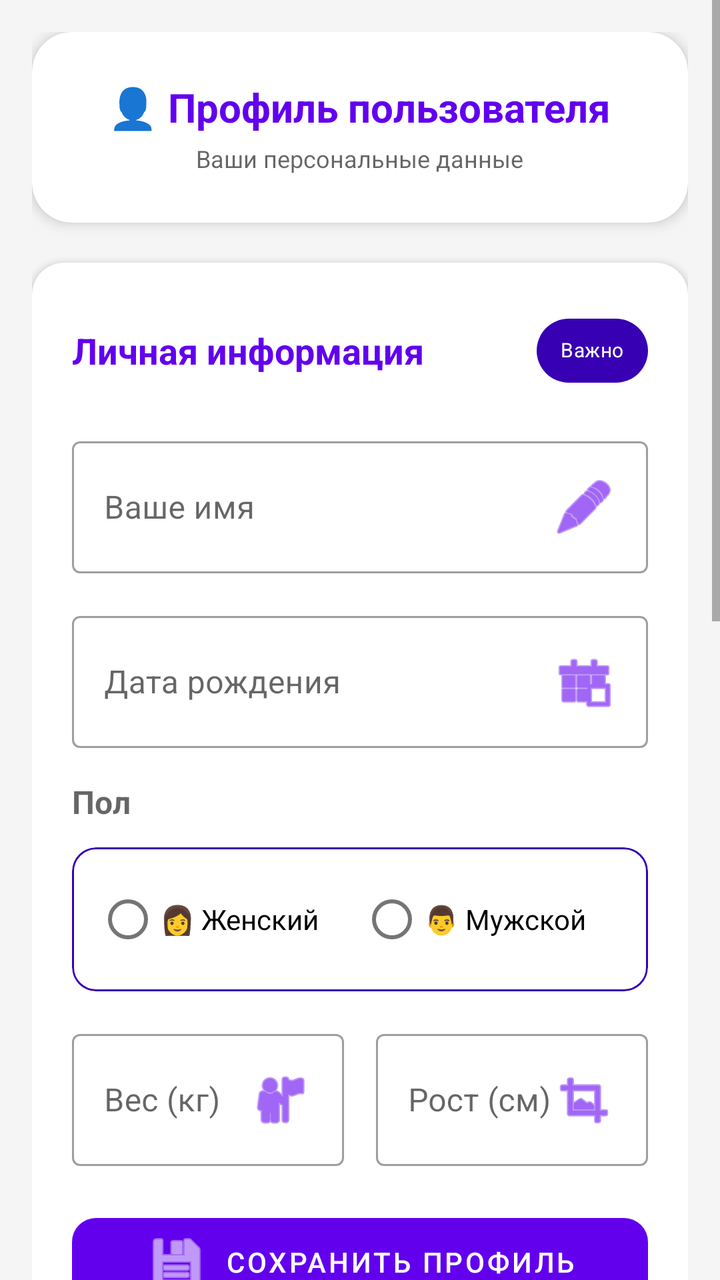
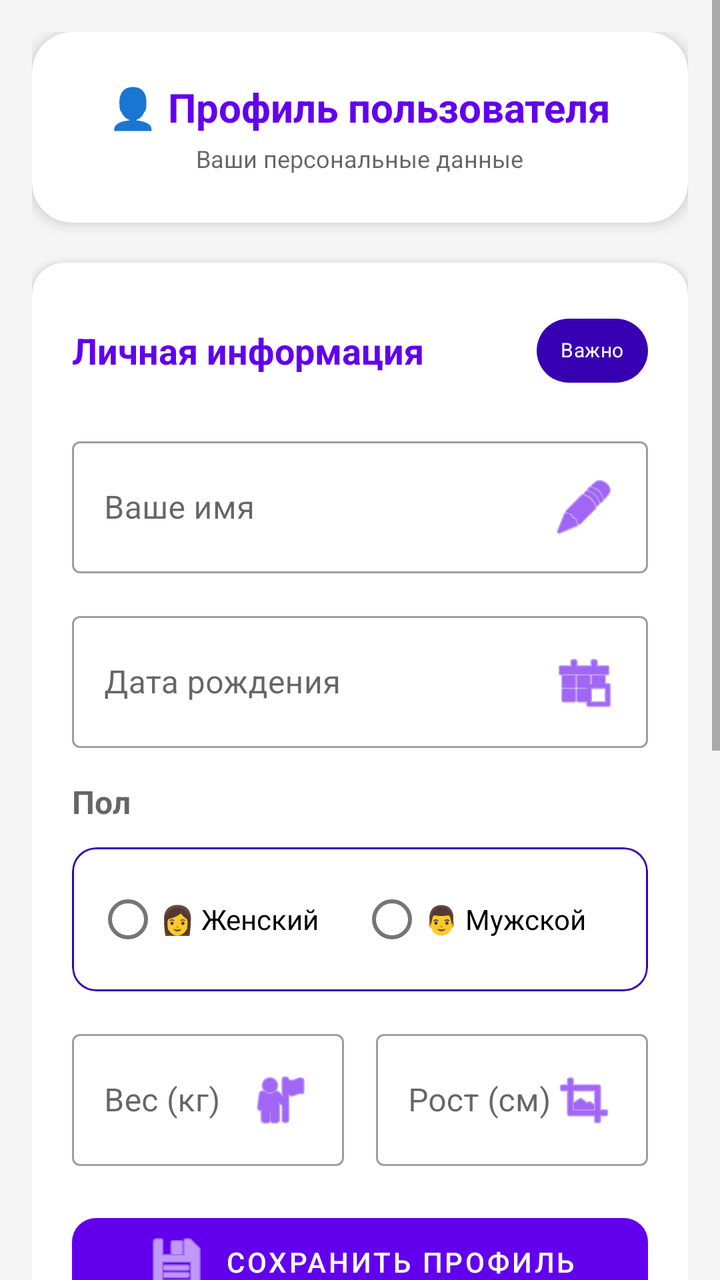

Compare the two renders of this Android layout. The source of the first and the diff that turns it into the second are given below.
<!-- AndroidManifest.xml: application theme Theme.MigraineTracker -->
<!-- res/layout/fragment_settings.xml -->
<?xml version="1.0" encoding="utf-8"?>
<ScrollView xmlns:android="http://schemas.android.com/apk/res/android"
    xmlns:app="http://schemas.android.com/apk/res-auto"
    android:layout_width="match_parent"
    android:layout_height="match_parent"
    android:background="?android:attr/colorBackground">

    <LinearLayout
        android:layout_width="match_parent"
        android:layout_height="wrap_content"
        android:orientation="vertical"
        android:padding="16dp">

        <com.google.android.material.card.MaterialCardView
            android:layout_width="match_parent"
            android:layout_height="wrap_content"
            app:cardCornerRadius="20dp"
            app:cardElevation="4dp"
            android:layout_marginBottom="20dp">

            <LinearLayout
                android:layout_width="match_parent"
                android:layout_height="wrap_content"
                android:orientation="vertical"
                android:gravity="center"
                android:padding="24dp">

                <TextView
                    android:layout_width="wrap_content"
                    android:layout_height="wrap_content"
                    android:text="👤 Профиль пользователя"
                    android:textSize="20sp"
                    android:textStyle="bold"
                    android:textColor="?attr/colorPrimary" />

                <TextView
                    android:layout_width="wrap_content"
                    android:layout_height="wrap_content"
                    android:text="Ваши персональные данные"
                    android:textSize="12sp"
                    android:textColor="?android:attr/textColorSecondary"
                    android:layout_marginTop="4dp" />

            </LinearLayout>

        </com.google.android.material.card.MaterialCardView>

        
        <com.google.android.material.card.MaterialCardView
            android:layout_width="match_parent"
            android:layout_height="wrap_content"
            app:cardCornerRadius="16dp"
            app:cardElevation="2dp"
            android:layout_marginBottom="16dp"
            app:strokeWidth="0dp">

            <LinearLayout
                android:layout_width="match_parent"
                android:layout_height="wrap_content"
                android:orientation="vertical"
                android:padding="20dp">

                <LinearLayout
                    android:layout_width="match_parent"
                    android:layout_height="wrap_content"
                    android:orientation="horizontal"
                    android:gravity="center_vertical"
                    android:layout_marginBottom="16dp">

                    <TextView
                        android:layout_width="0dp"
                        android:layout_height="wrap_content"
                        android:layout_weight="1"
                        android:text="Личная информация"
                        android:textSize="18sp"
                        android:textStyle="bold"
                        android:textColor="?attr/colorPrimary" />

                    <com.google.android.material.chip.Chip
                        android:layout_width="wrap_content"
                        android:layout_height="wrap_content"
                        android:text="Важно"
                        android:textColor="@android:color/white"
                        app:chipBackgroundColor="?attr/colorPrimaryVariant"
                        app:chipStrokeColor="?attr/colorPrimary"
                        android:textSize="10sp" />

                </LinearLayout>

                
                <com.google.android.material.textfield.TextInputLayout
                    android:layout_width="match_parent"
                    android:layout_height="wrap_content"
                    style="@style/Widget.MaterialComponents.TextInputLayout.OutlinedBox"
                    android:hint="Ваше имя"
                    android:layout_marginBottom="16dp">

                    <com.google.android.material.textfield.TextInputEditText
                        android:id="@+id/edit_name"
                        android:layout_width="match_parent"
                        android:layout_height="wrap_content"
                        android:inputType="textCapWords"
                        android:maxLines="1"
                        android:drawableEnd="@android:drawable/ic_menu_edit"
                        android:drawableTint="?attr/colorPrimary" />

                </com.google.android.material.textfield.TextInputLayout>

                
                <com.google.android.material.textfield.TextInputLayout
                    android:layout_width="match_parent"
                    android:layout_height="wrap_content"
                    style="@style/Widget.MaterialComponents.TextInputLayout.OutlinedBox"
                    android:hint="Дата рождения"
                    android:layout_marginBottom="16dp"
                    android:focusable="false">

                    <com.google.android.material.textfield.TextInputEditText
                        android:id="@+id/edit_birth_date"
                        android:layout_width="match_parent"
                        android:layout_height="wrap_content"
                        android:inputType="none"
                        android:focusable="false"
                        android:clickable="true"
                        android:maxLines="1"
                        android:drawableEnd="@android:drawable/ic_menu_today"
                        android:drawableTint="?attr/colorPrimary" />

                </com.google.android.material.textfield.TextInputLayout>

                
                <TextView
                    android:layout_width="match_parent"
                    android:layout_height="wrap_content"
                    android:text="Пол"
                    android:textSize="16sp"
                    android:textStyle="bold"
                    android:textColor="?android:attr/textColorSecondary"
                    android:layout_marginBottom="12dp" />

                <com.google.android.material.card.MaterialCardView
                    android:layout_width="match_parent"
                    android:layout_height="wrap_content"
                    app:cardCornerRadius="12dp"
                    app:cardElevation="0dp"
                    app:strokeWidth="1dp"
                    app:strokeColor="?attr/colorPrimaryVariant"
                    android:layout_marginBottom="16dp">

                    <RadioGroup
                        android:id="@+id/radio_group_gender"
                        android:layout_width="match_parent"
                        android:layout_height="wrap_content"
                        android:orientation="horizontal"
                        android:padding="12dp">

                        <com.google.android.material.radiobutton.MaterialRadioButton
                            android:id="@+id/radio_female"
                            android:layout_width="0dp"
                            android:layout_height="wrap_content"
                            android:layout_weight="1"
                            android:text="👩 Женский"
                            android:textSize="14sp" />

                        <com.google.android.material.radiobutton.MaterialRadioButton
                            android:id="@+id/radio_male"
                            android:layout_width="0dp"
                            android:layout_height="wrap_content"
                            android:layout_weight="1"
                            android:text="👨 Мужской"
                            android:textSize="14sp" />

                    </RadioGroup>

                </com.google.android.material.card.MaterialCardView>

                
                <LinearLayout
                    android:layout_width="match_parent"
                    android:layout_height="wrap_content"
                    android:orientation="horizontal"
                    android:layout_marginBottom="20dp">

                    
                    <com.google.android.material.textfield.TextInputLayout
                        android:layout_width="0dp"
                        android:layout_height="wrap_content"
                        android:layout_weight="1"
                        android:layout_marginEnd="8dp"
                        style="@style/Widget.MaterialComponents.TextInputLayout.OutlinedBox"
                        android:hint="Вес (кг)">

                        <com.google.android.material.textfield.TextInputEditText
                            android:id="@+id/edit_weight"
                            android:layout_width="match_parent"
                            android:layout_height="wrap_content"
                            android:inputType="numberDecimal"
                            android:maxLength="6"
                            android:drawableEnd="@android:drawable/ic_menu_myplaces"
                            android:drawableTint="?attr/colorPrimary" />

                    </com.google.android.material.textfield.TextInputLayout>

                    
                    <com.google.android.material.textfield.TextInputLayout
                        android:layout_width="0dp"
                        android:layout_height="wrap_content"
                        android:layout_weight="1"
                        android:layout_marginStart="8dp"
                        style="@style/Widget.MaterialComponents.TextInputLayout.OutlinedBox"
                        android:hint="Рост (см)">

                        <com.google.android.material.textfield.TextInputEditText
                            android:id="@+id/edit_height"
                            android:layout_width="match_parent"
                            android:layout_height="wrap_content"
                            android:inputType="number"
                            android:maxLength="3"
                            android:drawableEnd="@android:drawable/ic_menu_crop"
                            android:drawableTint="?attr/colorPrimary" />

                    </com.google.android.material.textfield.TextInputLayout>

                </LinearLayout>

                
                <com.google.android.material.button.MaterialButton
                    android:id="@+id/btn_save_profile"
                    android:layout_width="match_parent"
                    android:layout_height="56dp"
                    android:text="Сохранить профиль"
                    app:icon="@android:drawable/ic_menu_save"
                    app:iconGravity="textStart"
                    app:cornerRadius="12dp"
                    style="@style/Widget.MaterialComponents.Button" />

            </LinearLayout>

        </com.google.android.material.card.MaterialCardView>

        
        <com.google.android.material.card.MaterialCardView
            android:layout_width="match_parent"
            android:layout_height="wrap_content"
            app:cardCornerRadius="16dp"
            app:cardElevation="2dp"
            android:layout_marginBottom="16dp">

            <LinearLayout
                android:layout_width="match_parent"
                android:layout_height="wrap_content"
                android:orientation="vertical"
                android:padding="20dp">

                <TextView
                    android:layout_width="match_parent"
                    android:layout_height="wrap_content"
                    android:text="Настройки"
                    android:textSize="18sp"
                    android:textStyle="bold"
                    android:textColor="?attr/colorPrimary"
                    android:layout_marginBottom="16dp" />

                
                <LinearLayout
                    android:layout_width="match_parent"
                    android:layout_height="wrap_content"
                    android:orientation="vertical"
                    android:layout_marginBottom="16dp">


                    <com.google.android.material.button.MaterialButtonToggleGroup
                        android:id="@+id/theme_toggle_group"
                        android:layout_width="match_parent"
                        android:layout_height="wrap_content"
                        app:singleSelection="true"
                        app:selectionRequired="true">

                        <com.google.android.material.button.MaterialButton
                            android:id="@+id/btn_theme_light"
                            android:layout_width="0dp"
                            android:layout_height="wrap_content"
                            android:layout_weight="1"
                            android:text="☀️ Светлая"
                            app:cornerRadius="8dp"
                            style="@style/Widget.MaterialComponents.Button.OutlinedButton" />

                        <com.google.android.material.button.MaterialButton
                            android:id="@+id/btn_theme_dark"
                            android:layout_width="0dp"
                            android:layout_height="wrap_content"
                            android:layout_weight="1"
                            android:text="🌙 Темная"
                            app:cornerRadius="8dp"
                            style="@style/Widget.MaterialComponents.Button.OutlinedButton" />

                    </com.google.android.material.button.MaterialButtonToggleGroup>

                </LinearLayout>

            </LinearLayout>

        </com.google.android.material.card.MaterialCardView>

        
        <com.google.android.material.card.MaterialCardView
            android:layout_width="match_parent"
            android:layout_height="wrap_content"
            app:cardCornerRadius="16dp"
            app:cardElevation="2dp"
            android:layout_marginBottom="16dp">

            <LinearLayout
                android:layout_width="match_parent"
                android:layout_height="wrap_content"
                android:orientation="vertical"
                android:padding="20dp">

                <TextView
                    android:layout_width="match_parent"
                    android:layout_height="wrap_content"
                    android:text="Управление данными"
                    android:textSize="18sp"
                    android:textStyle="bold"
                    android:textColor="?attr/colorPrimary"
                    android:layout_marginBottom="16dp" />

                <com.google.android.material.button.MaterialButton
                    android:id="@+id/btn_export_all"
                    android:layout_width="match_parent"
                    android:layout_height="56dp"
                    android:text="Экспорт всех данных"
                    app:icon="@android:drawable/ic_menu_share"
                    app:iconGravity="textStart"
                    app:cornerRadius="12dp"
                    android:layout_marginBottom="12dp"
                    style="@style/Widget.MaterialComponents.Button.OutlinedButton" />

                <com.google.android.material.button.MaterialButton
                    android:id="@+id/btn_clear_data"
                    android:layout_width="match_parent"
                    android:layout_height="56dp"
                    android:text="Очистить все данные"
                    app:icon="@android:drawable/ic_menu_delete"
                    app:iconGravity="textStart"
                    app:cornerRadius="12dp"
                    android:textColor="@color/pain_extreme"
                    app:strokeColor="@color/pain_extreme"
                    style="@style/Widget.MaterialComponents.Button.OutlinedButton" />

            </LinearLayout>

        </com.google.android.material.card.MaterialCardView>

        
        <com.google.android.material.card.MaterialCardView
            android:layout_width="match_parent"
            android:layout_height="wrap_content"
            app:cardCornerRadius="16dp"
            app:cardElevation="2dp"
            android:layout_marginBottom="16dp">

            <LinearLayout
                android:layout_width="match_parent"
                android:layout_height="wrap_content"
                android:orientation="vertical"
                android:gravity="center"
                android:padding="24dp">

                <ImageView
                    android:layout_width="64dp"
                    android:layout_height="64dp"
                    android:src="@android:drawable/ic_dialog_info"
                    android:tint="?attr/colorPrimary"
                    android:layout_marginBottom="12dp" />

                <TextView
                    android:layout_width="wrap_content"
                    android:layout_height="wrap_content"
                    android:text="Migraine Tracker"
                    android:textSize="18sp"
                    android:textStyle="bold"
                    android:textColor="?attr/colorPrimary" />

                <TextView
                    android:id="@+id/text_app_version"
                    android:layout_width="wrap_content"
                    android:layout_height="wrap_content"
                    android:text="Версия 1.0"
                    android:textSize="12sp"
                    android:textColor="?android:attr/textColorSecondary"
                    android:layout_marginTop="4dp"
                    android:layout_marginBottom="8dp" />

                <TextView
                    android:layout_width="match_parent"
                    android:layout_height="wrap_content"
                    android:text="Приложение для отслеживания мигрени, давления, пульса и менструального цикла"
                    android:textSize="12sp"
                    android:textColor="?android:attr/textColorSecondary"
                    android:gravity="center"
                    android:lineSpacingExtra="4dp" />

            </LinearLayout>

        </com.google.android.material.card.MaterialCardView>

    </LinearLayout>

</ScrollView>
<!-- resources referenced by this layout -->
<resources>
  <color name="pain_extreme">#FFF44336</color>
  <style name="Theme.MigraineTracker" parent="Theme.MaterialComponents.DayNight.NoActionBar">
          
          <item name="colorPrimary">@color/purple_500</item>
          <item name="colorPrimaryVariant">@color/purple_700</item>
          <item name="colorOnPrimary">@color/white</item>
          <item name="colorSecondary">@color/teal_200</item>
          <item name="colorSecondaryVariant">@color/teal_700</item>
          <item name="colorOnSecondary">@color/black</item>
  
          
          <item name="colorSurface">@color/background_card</item>
          <item name="colorOnSurface">@color/black</item>
          <item name="android:colorBackground">@color/background_main</item>
          <item name="colorOnBackground">@color/black</item>
  
          
          <item name="android:statusBarColor">?attr/colorPrimaryVariant</item>
          <item name="android:windowActionBar">false</item>
          <item name="windowNoTitle">true</item>
  
          
          <item name="materialAlertDialogTheme">@style/ThemeOverlay.MaterialComponents.MaterialAlertDialog</item>
  
          
          <item name="colorButtonNormal">?attr/colorPrimary</item>
          <item name="colorControlHighlight">?attr/colorPrimary</item>
      </style>
  <color name="purple_500">#FF6200EE</color>
  <color name="purple_700">#FF3700B3</color>
  <color name="white">#FFFFFFFF</color>
  <color name="teal_200">#FF03DAC5</color>
  <color name="teal_700">#FF018786</color>
  <color name="black">#FF000000</color>
  <color name="background_card">#FFFFFFFF</color>
  <color name="background_main">#FFF5F5F5</color>
</resources>

<!-- the commit's change to res/layout/fragment_settings.xml (unified diff, before → after) -->
@@ -45,7 +45,6 @@
 
         </com.google.android.material.card.MaterialCardView>
 
-        
         <com.google.android.material.card.MaterialCardView
             android:layout_width="match_parent"
             android:layout_height="wrap_content"
@@ -87,7 +86,6 @@
 
                 </LinearLayout>
 
-                
                 <com.google.android.material.textfield.TextInputLayout
                     android:layout_width="match_parent"
                     android:layout_height="wrap_content"
@@ -106,7 +104,6 @@
 
                 </com.google.android.material.textfield.TextInputLayout>
 
-                
                 <com.google.android.material.textfield.TextInputLayout
                     android:layout_width="match_parent"
                     android:layout_height="wrap_content"
@@ -128,7 +125,6 @@
 
                 </com.google.android.material.textfield.TextInputLayout>
 
-                
                 <TextView
                     android:layout_width="match_parent"
                     android:layout_height="wrap_content"
@@ -174,14 +170,12 @@
 
                 </com.google.android.material.card.MaterialCardView>
 
-                
                 <LinearLayout
                     android:layout_width="match_parent"
                     android:layout_height="wrap_content"
                     android:orientation="horizontal"
                     android:layout_marginBottom="20dp">
 
-                    
                     <com.google.android.material.textfield.TextInputLayout
                         android:layout_width="0dp"
                         android:layout_height="wrap_content"
@@ -201,7 +195,6 @@
 
                     </com.google.android.material.textfield.TextInputLayout>
 
-                    
                     <com.google.android.material.textfield.TextInputLayout
                         android:layout_width="0dp"
                         android:layout_height="wrap_content"
@@ -223,7 +216,6 @@
 
                 </LinearLayout>
 
-                
                 <com.google.android.material.button.MaterialButton
                     android:id="@+id/btn_save_profile"
                     android:layout_width="match_parent"
@@ -238,7 +230,6 @@
 
         </com.google.android.material.card.MaterialCardView>
 
-        
         <com.google.android.material.card.MaterialCardView
             android:layout_width="match_parent"
             android:layout_height="wrap_content"
@@ -261,7 +252,6 @@
                     android:textColor="?attr/colorPrimary"
                     android:layout_marginBottom="16dp" />
 
-                
                 <LinearLayout
                     android:layout_width="match_parent"
                     android:layout_height="wrap_content"
@@ -302,7 +292,6 @@
 
         </com.google.android.material.card.MaterialCardView>
 
-        
         <com.google.android.material.card.MaterialCardView
             android:layout_width="match_parent"
             android:layout_height="wrap_content"
@@ -352,59 +341,6 @@
 
         </com.google.android.material.card.MaterialCardView>
 
-        
-        <com.google.android.material.card.MaterialCardView
-            android:layout_width="match_parent"
-            android:layout_height="wrap_content"
-            app:cardCornerRadius="16dp"
-            app:cardElevation="2dp"
-            android:layout_marginBottom="16dp">
-
-            <LinearLayout
-                android:layout_width="match_parent"
-                android:layout_height="wrap_content"
-                android:orientation="vertical"
-                android:gravity="center"
-                android:padding="24dp">
-
-                <ImageView
-                    android:layout_width="64dp"
-                    android:layout_height="64dp"
-                    android:src="@android:drawable/ic_dialog_info"
-                    android:tint="?attr/colorPrimary"
-                    android:layout_marginBottom="12dp" />
-
-                <TextView
-                    android:layout_width="wrap_content"
-                    android:layout_height="wrap_content"
-                    android:text="Migraine Tracker"
-                    android:textSize="18sp"
-                    android:textStyle="bold"
-                    android:textColor="?attr/colorPrimary" />
-
-                <TextView
-                    android:id="@+id/text_app_version"
-                    android:layout_width="wrap_content"
-                    android:layout_height="wrap_content"
-                    android:text="Версия 1.0"
-                    android:textSize="12sp"
-                    android:textColor="?android:attr/textColorSecondary"
-                    android:layout_marginTop="4dp"
-                    android:layout_marginBottom="8dp" />
-
-                <TextView
-                    android:layout_width="match_parent"
-                    android:layout_height="wrap_content"
-                    android:text="Приложение для отслеживания мигрени, давления, пульса и менструального цикла"
-                    android:textSize="12sp"
-                    android:textColor="?android:attr/textColorSecondary"
-                    android:gravity="center"
-                    android:lineSpacingExtra="4dp" />
-
-            </LinearLayout>
-
-        </com.google.android.material.card.MaterialCardView>
-
     </LinearLayout>
 
 </ScrollView>
<!-- resource entries referenced after the edit -->
@@ -2,7 +2,7 @@
 <resources>
   <color name="pain_extreme">#FFF44336</color>
   <style name="Theme.MigraineTracker" parent="Theme.MaterialComponents.DayNight.NoActionBar">
-          
+  
           <item name="colorPrimary">@color/purple_500</item>
           <item name="colorPrimaryVariant">@color/purple_700</item>
           <item name="colorOnPrimary">@color/white</item>
@@ -10,21 +10,17 @@
           <item name="colorSecondaryVariant">@color/teal_700</item>
           <item name="colorOnSecondary">@color/black</item>
   
-          
           <item name="colorSurface">@color/background_card</item>
           <item name="colorOnSurface">@color/black</item>
           <item name="android:colorBackground">@color/background_main</item>
           <item name="colorOnBackground">@color/black</item>
   
-          
           <item name="android:statusBarColor">?attr/colorPrimaryVariant</item>
           <item name="android:windowActionBar">false</item>
           <item name="windowNoTitle">true</item>
   
-          
           <item name="materialAlertDialogTheme">@style/ThemeOverlay.MaterialComponents.MaterialAlertDialog</item>
   
-          
           <item name="colorButtonNormal">?attr/colorPrimary</item>
           <item name="colorControlHighlight">?attr/colorPrimary</item>
       </style>
